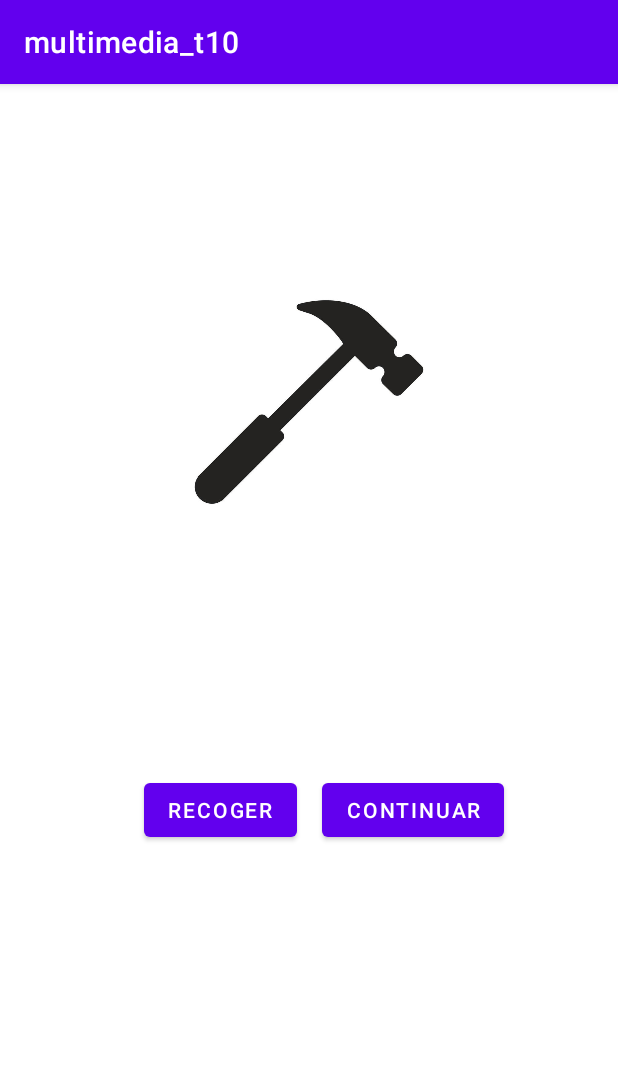
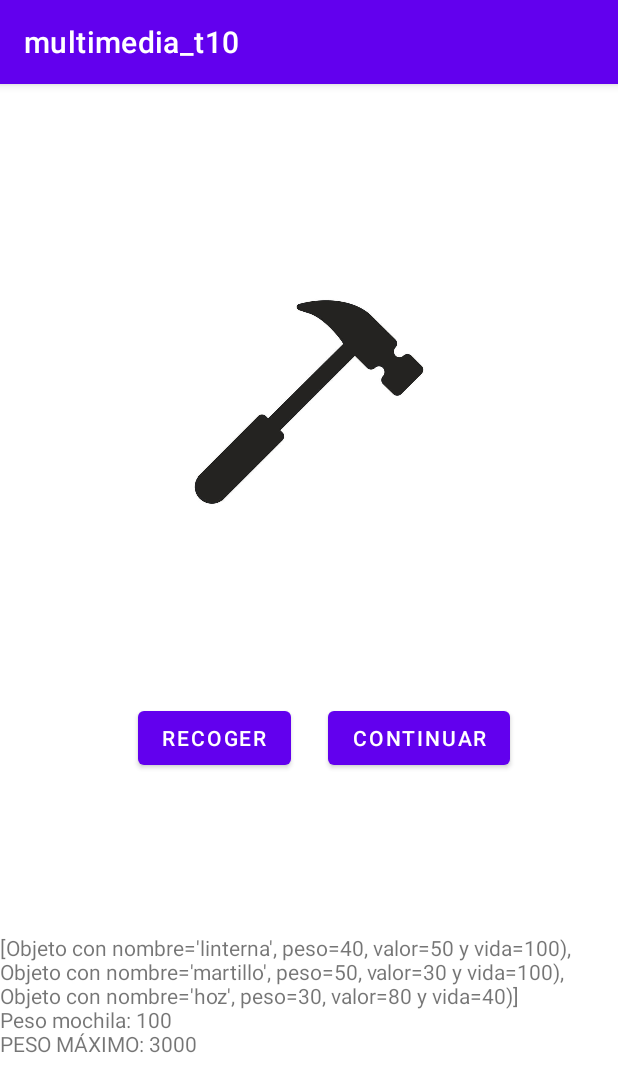
Before and after one commit to eduflo957/multimedia_t10, an Android app: the screen it shows after launch (PantallaObjeto), after a tap on an icon or button, on a phone screen of 412 x 824 dp. Shown: the top 1092 px of the screen. Run offline under Robolectric (Android 15) with nearby library versions, the phone set to English and light mode, and no system bars.

Commit message:
t11 terminada

```diff
--- a/app/src/main/java/com/example/multimedia_t10/MainActivity.kt
+++ b/app/src/main/java/com/example/multimedia_t10/MainActivity.kt
@@ -22,7 +22,9 @@ class MainActivity : AppCompatActivity() {
         binding.botonDado.setImageResource(R.drawable.img_logo_dado)
 
         binding.botonDado.setOnClickListener {
-            val intentPantallaEncontradaRandom = Intent(this, pantallaEncontradaRandom)
+            //Debería utilizar la variable pantallaEncontradaRandom pero para esta práctica
+            //Utilizo la PantallaObjeto
+            val intentPantallaEncontradaRandom = Intent(this, PantallaObjeto::class.java)
             startActivity(intentPantallaEncontradaRandom)
         }
 
--- a/app/src/main/java/com/example/multimedia_t10/Mochila.kt
+++ /dev/null
@@ -1,6 +0,0 @@
-package com.example.multimedia_t10
-
-class Mochila {
-    lateinit var objeto : MutableList<Objeto>
-    var pesoMax = 0
-}
--- a/app/src/main/java/com/example/multimedia_t10/PantallaObjeto.kt
+++ b/app/src/main/java/com/example/multimedia_t10/PantallaObjeto.kt
@@ -1,10 +1,12 @@
 package com.example.multimedia_t10
 
+import android.app.Application
 import android.content.Intent
 import androidx.appcompat.app.AppCompatActivity
 import android.os.Bundle
 import com.example.multimedia_t10.databinding.ActivityMainBinding
 import com.example.multimedia_t10.databinding.ActivityPantallaObjetoBinding
+import com.example.multimedia_t10.databinding.ActivityPantallaVaciaBinding
 
 class PantallaObjeto : AppCompatActivity() {
     override fun onCreate(savedInstanceState: Bundle?) {
@@ -16,7 +18,16 @@ class PantallaObjeto : AppCompatActivity() {
 
         binding.imageView.setImageResource(R.drawable.img_objeto)
 
+        var objetoParaAñadirMochila1 = Objeto("nuevoObjeto", 3040, 50, 100)
+
+
+
+        binding.textView2.text = mochila1.listaObjetos.toString() + "\n" +
+                "Peso actual mochila: ${mochila1.peso} \n" +
+                "PESO MÁXIMO: ${mochila1.pesoMax}"
+
         binding.button.setOnClickListener {
+            comprobarPeso(mochila1, objetoParaAñadirMochila1, this)
             val intent = Intent(this, PantallaVacia::class.java)
             startActivity(intent)
         }
@@ -25,5 +36,9 @@ class PantallaObjeto : AppCompatActivity() {
             startActivity(intent)
         }
 
+
+
+
+
     }
 }
--- a/app/src/main/java/com/example/multimedia_t10/utilidades.kt
+++ b/app/src/main/java/com/example/multimedia_t10/utilidades.kt
@@ -1,5 +1,34 @@
 package com.example.multimedia_t10
 
-var objetoParaPantallaObjeto = Objeto()
+import android.content.Context
+import android.widget.Toast
 
-// fun revisarEspacio
+class Objeto (var nombre:String, var peso:Int, var valor:Int, var vida:Int){
+    override fun toString(): String {
+        return "Objeto con nombre='$nombre', peso=$peso, valor=$valor y vida=$vida)"
+    }
+}
+
+class Mochila (var listaObjetos:MutableList<Objeto>, var peso:Int, var pesoMax:Int){
+    override fun toString(): String {
+        return "Mochila con peso=$peso y pesoMax=$pesoMax \n" +
+                "Mochila formada por: \n" +
+                "${listaObjetos}"
+    }
+}
+
+fun comprobarPeso (mochila: Mochila, objeto: Objeto, pantalla : Context) {
+    if (objeto.peso+mochila.peso>mochila.pesoMax) {
+        Toast.makeText(pantalla, "Peso actual: ${mochila.peso} \n" +
+                "Peso objeto: ${objeto.peso} \n" +
+                "NO SE PUEDE AÑADIR OBJETO NUEVO", Toast.LENGTH_LONG).show()
+    } else {
+        mochila.listaObjetos.add(objeto)
+        mochila.peso = objeto.peso+mochila.peso
+    }
+}
+
+var listaObjetosMochila1 = mutableListOf(Objeto("linterna", 40, 50, 100),
+    Objeto("martillo", 50, 30, 100),
+    Objeto("hoz", 30, 80,40))
+var mochila1 = Mochila(listaObjetosMochila1, 100, 3000)
--- a/app/src/main/res/layout/activity_pantalla_objeto.xml
+++ b/app/src/main/res/layout/activity_pantalla_objeto.xml
@@ -17,24 +17,36 @@
         app:srcCompat="@drawable/img_campito" />
 
     <Button
-        android:id="@+id/button"
-        android:layout_width="wrap_content"
-        android:layout_height="wrap_content"
-        android:layout_marginTop="148dp"
-        android:text="Recoger"
-        app:layout_constraintEnd_toStartOf="@+id/button2"
-        app:layout_constraintHorizontal_bias="0.853"
-        app:layout_constraintStart_toStartOf="parent"
-        app:layout_constraintTop_toBottomOf="@+id/imageView" />
-
-    <Button
         android:id="@+id/button2"
         android:layout_width="wrap_content"
         android:layout_height="wrap_content"
-        android:layout_marginTop="148dp"
-        android:layout_marginEnd="76dp"
+        android:layout_marginTop="100dp"
+        android:layout_marginEnd="72dp"
         android:text="Continuar"
         app:layout_constraintEnd_toEndOf="parent"
         app:layout_constraintTop_toBottomOf="@+id/imageView" />
 
+    <Button
+        android:id="@+id/button"
+        android:layout_width="wrap_content"
+        android:layout_height="wrap_content"
+        android:layout_marginTop="100dp"
+        android:text="Recoger"
+        app:layout_constraintEnd_toStartOf="@+id/button2"
+        app:layout_constraintHorizontal_bias="0.791"
+        app:layout_constraintStart_toStartOf="parent"
+        app:layout_constraintTop_toBottomOf="@+id/imageView" />
+
+    <TextView
+        android:id="@+id/textView2"
+        android:layout_width="wrap_content"
+        android:layout_height="wrap_content"
+        android:autoSizeTextType="uniform"
+        app:layout_constraintBottom_toBottomOf="parent"
+        app:layout_constraintEnd_toEndOf="parent"
+        app:layout_constraintHorizontal_bias="0.498"
+        app:layout_constraintStart_toStartOf="parent"
+        app:layout_constraintTop_toBottomOf="@+id/imageView"
+        app:layout_constraintVertical_bias="0.682" />
+
 </androidx.constraintlayout.widget.ConstraintLayout>
--- a/app/src/main/res/layout/activity_pantalla_vacia.xml
+++ b/app/src/main/res/layout/activity_pantalla_vacia.xml
@@ -10,9 +10,11 @@
         android:id="@+id/textView"
         android:layout_width="match_parent"
         android:layout_height="100sp"
+        android:autoSizeTextType="uniform"
         android:text="MANU está vacío"
         android:textAlignment="center"
         android:textSize="34sp"
-        tools:layout_editor_absoluteX="115dp"
-        tools:layout_editor_absoluteY="287dp" />
+        app:layout_constraintBottom_toBottomOf="parent"
+        app:layout_constraintTop_toTopOf="parent"
+        tools:layout_editor_absoluteX="0dp" />
 </androidx.constraintlayout.widget.ConstraintLayout>
```
Also changed, not shown: app/src/main/java/com/example/multimedia_t10/Objeto.kt (deleted, +0 -7 lines), app/src/main/java/com/example/multimedia_t10/PantallaVacia.kt (+8 -0 lines).
